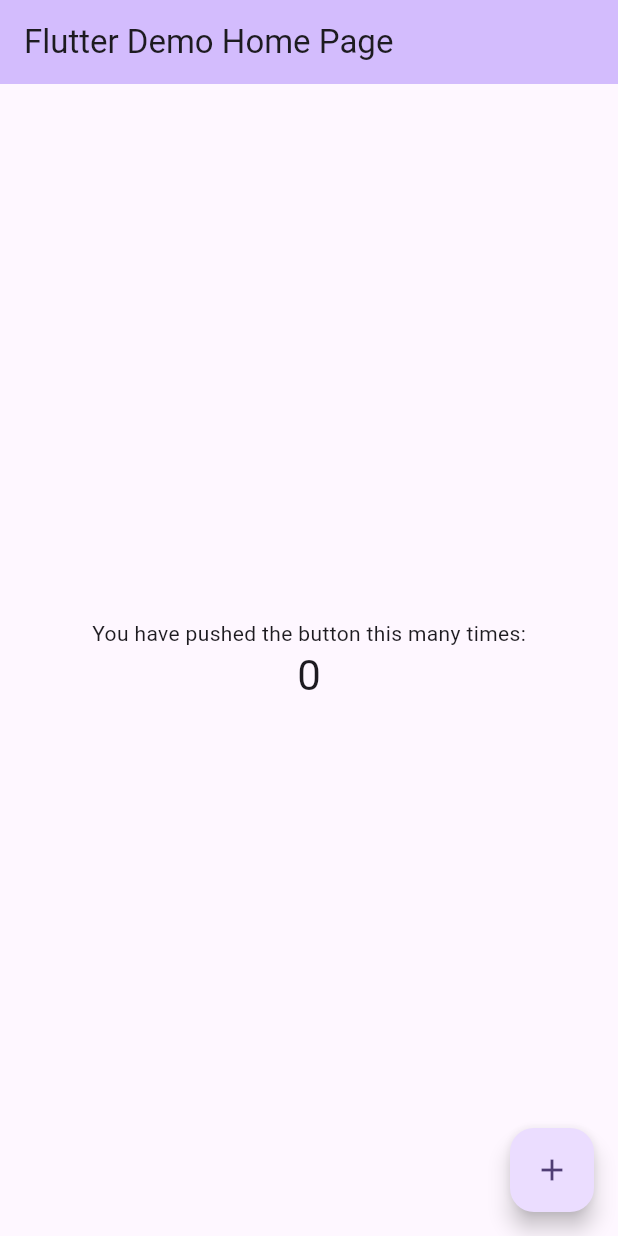
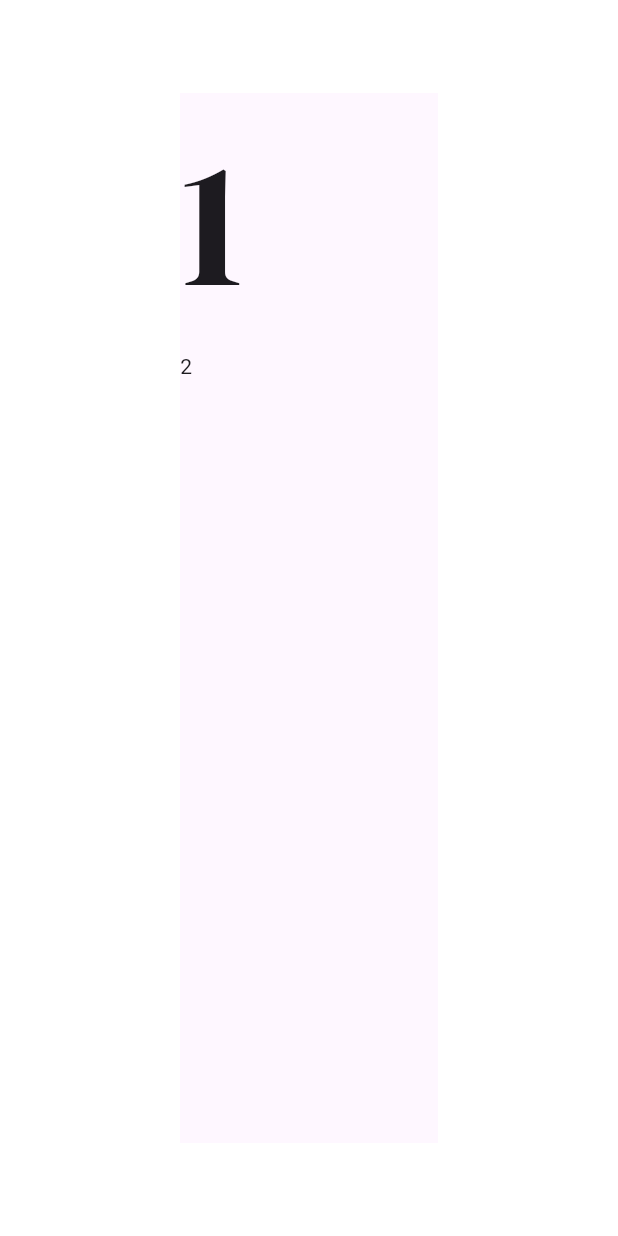
Before and after one commit to dropstate-build/creator-tools, a Flutter app: the screen it shows after launch, on a phone screen of 412 x 824 dp. Run offline on Flutter 3.47's test engine with Material 3 defaults, Android fonts, the phone set to English and light mode, and no system bars; our stand-ins replace google_fonts.

Commit message:
develop init commit

```diff
--- a/lib/main.dart
+++ b/lib/main.dart
@@ -1,3 +1,4 @@
+import 'package:creator_tools/textsyles.dart';
 import 'package:flutter/material.dart';
 
 void main() {
@@ -41,30 +42,23 @@ class _MyHomePageState extends State<MyHomePage> {
 
   @override
   Widget build(BuildContext context) {
-    return Scaffold(
-      appBar: AppBar(
-        backgroundColor: Theme.of(context).colorScheme.inversePrimary,
-        title: Text(widget.title),
+    return Padding(
+      padding: const EdgeInsets.symmetric(
+        horizontal: 120,
+        vertical: 62,
       ),
-      body: Center(
-        child: Column(
-          mainAxisAlignment: MainAxisAlignment.center,
-          children: <Widget>[
-            const Text(
-              'You have pushed the button this many times:',
+      child: Scaffold(
+        body: Column(
+          crossAxisAlignment: CrossAxisAlignment.start,
+          children: [
+            Text(
+              '1',
+              style: dmSerifRegular120,
             ),
-            Text(
-              '$_counter',
-              style: Theme.of(context).textTheme.headlineMedium,
-            ),
+            Text('2'),
           ],
-        ),
+        ), // This trailing comma makes auto-formatting nicer for build methods.
       ),
-      floatingActionButton: FloatingActionButton(
-        onPressed: _incrementCounter,
-        tooltip: 'Increment',
-        child: const Icon(Icons.add),
-      ), // This trailing comma makes auto-formatting nicer for build methods.
     );
   }
 }
--- a/pubspec.yaml
+++ b/pubspec.yaml
@@ -35,6 +35,7 @@ dependencies:
   # The following adds the Cupertino Icons font to your application.
   # Use with the CupertinoIcons class for iOS style icons.
   cupertino_icons: ^1.0.2
+  google_fonts: ^6.1.0
 
 dev_dependencies:
   flutter_test:
```
Also changed, not shown: lib/textsyles.dart (added, +26 -0 lines), pubspec.lock, 4 other files.
